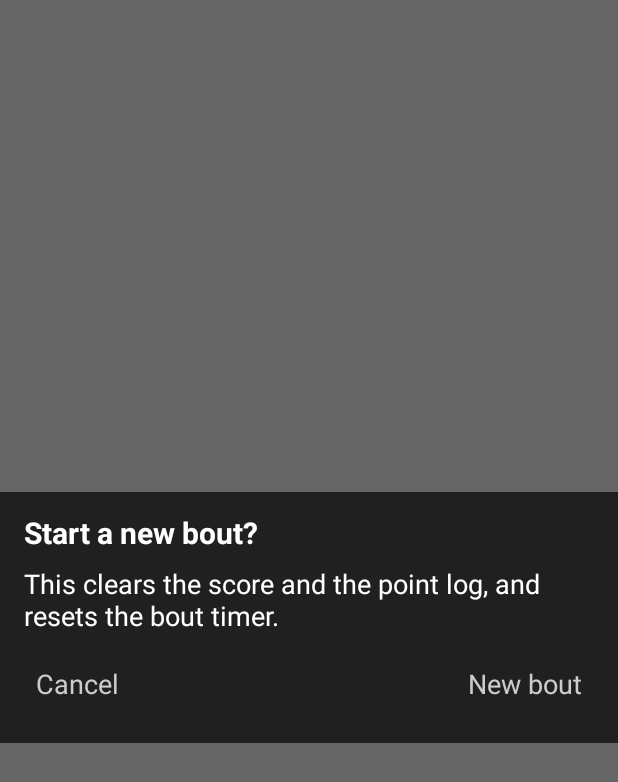
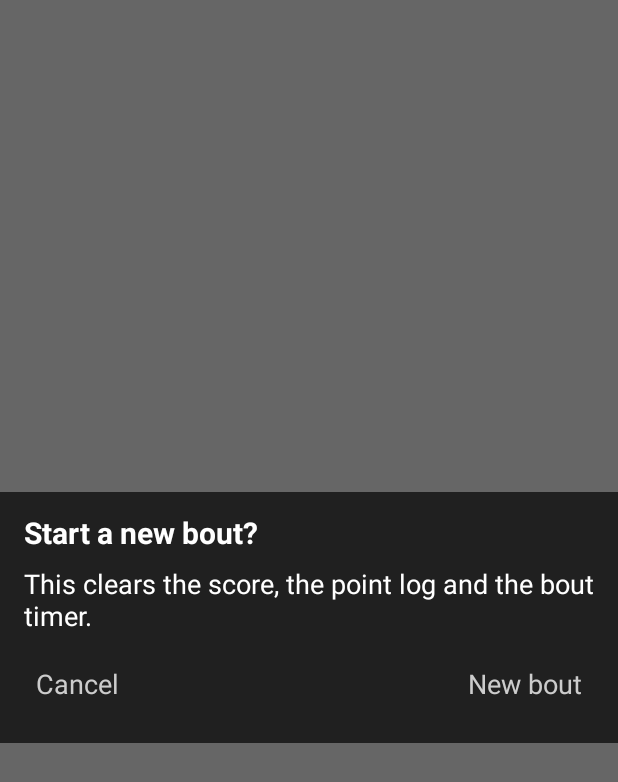
Before and after one commit to iirorantanen/hema-scorepad, an Android app built with Jetpack Compose: the composable ConfirmNewBout shown on its own in the app's theme, on a phone screen of 412 x 824 dp. Shown: the top 782 px of the screen. Run offline under Robolectric (Android 15) with nearby library versions, the phone set to English and light mode, and no system bars.

Commit message:
fix(app): match the glossary in the new bout confirmation
The confirmation said a new bout "resets the bout timer". Reset is
on the Avoid list of New bout, and that entry says the bout timer is
cleared. A comment said "double hit", and Hit is on the Avoid list
of Point. #1 says "a double".

Refs: #15
Co-Authored-By: Claude Fable 5.2 <noreply@anthropic.com>

```diff
--- a/app/src/main/kotlin/io/github/iirorantanen/hemascoreboard/ScoreboardViewModel.kt
+++ b/app/src/main/kotlin/io/github/iirorantanen/hemascoreboard/ScoreboardViewModel.kt
@@ -21,7 +21,7 @@ import kotlin.time.Duration
  */
 class ScoreboardViewModel(store: BoutStore, vibrator: Vibrator?) : ViewModel() {
     // Queued, so signals given close together play one after another. Three wait behind the one playing:
-    // enough for a double hit that reaches the point cap, and a mash does not vibrate long after the last tap.
+    // enough for a double that reaches the point cap, and a mash does not vibrate long after the last tap.
     // The oldest goes first, so the end-of-bout signal, always the newest of its burst, still plays.
     private val signals = Channel<Signal>(3, BufferOverflow.DROP_OLDEST)
     private val scoreboard = Scoreboard(store) { signals.trySend(it) }
--- a/app/src/main/kotlin/io/github/iirorantanen/hemascoreboard/Screen.kt
+++ b/app/src/main/kotlin/io/github/iirorantanen/hemascoreboard/Screen.kt
@@ -188,7 +188,7 @@ private fun ConfirmNewBout(onConfirm: () -> Unit, onDismiss: () -> Unit) {
         Column(Modifier.fillMaxWidth().background(Color(0xFF202020)).padding(16.dp)) {
             BasicText(text = "Start a new bout?", style = dialogTitle)
             BasicText(
-                text = "This clears the score and the point log, and resets the bout timer.",
+                text = "This clears the score, the point log and the bout timer.",
                 modifier = Modifier.padding(top = 12.dp),
                 style = dialogText,
             )
```
